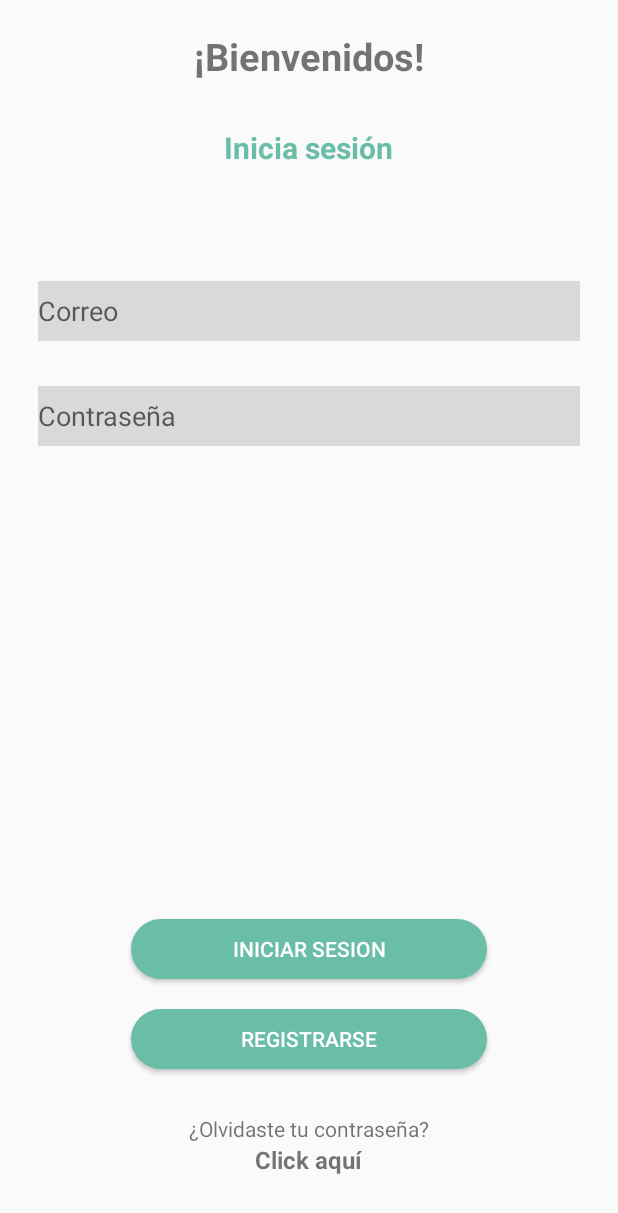
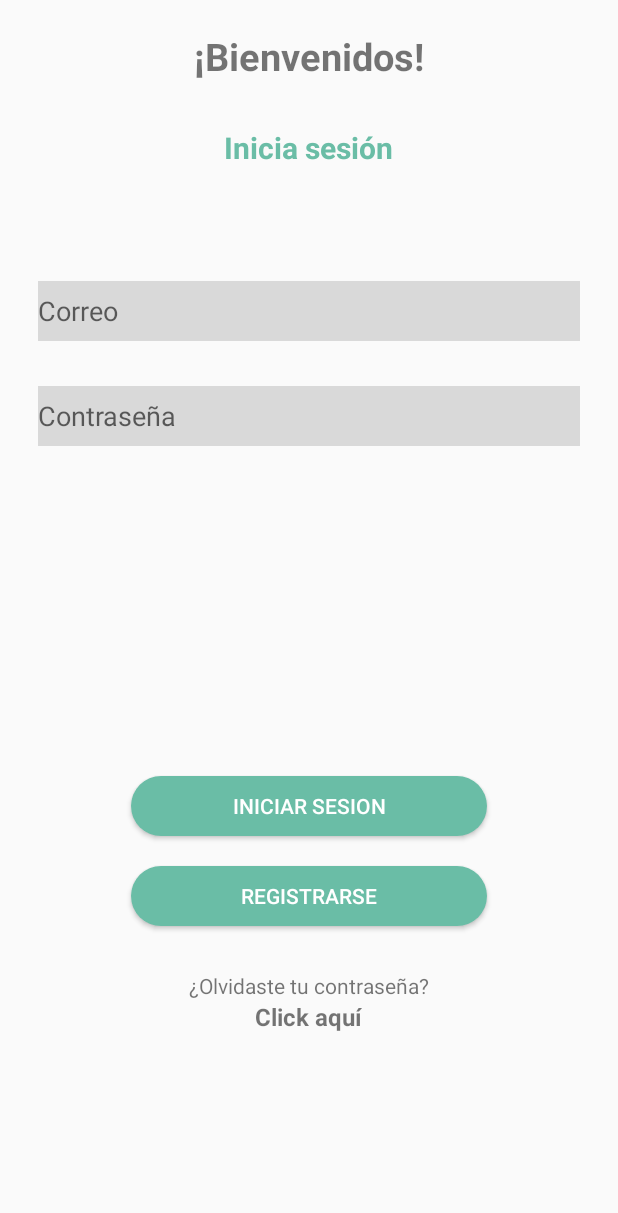
Before and after one commit to 9Michell24/ProyectoFinalEq5, an Android app: the screen it shows after launch (LoginActivity), on a phone screen of 412 x 824 dp. Shown: the top 1213 px of the screen. Run offline under Robolectric (Android 15) with nearby library versions, the phone set to English and light mode, and no system bars.

Commit message:
View que separaba el titulo de los botones, ha sido eliminado y reemplazado por una opción mejor

```diff
--- a/GestionInventarios/app/src/main/res/layout/activity_login.xml
+++ b/GestionInventarios/app/src/main/res/layout/activity_login.xml
@@ -47,20 +47,12 @@
         android:hint="Contraseña"
         android:background="@color/campos_texto"/>
 
-    <!-- El View es lo que vi para que el boton estuviera abajo
-         Si pones algo arriba de aqui no deberia de afectar
-         Si hay otra forma de que el boton este abajo puedes editar
-     -->
-    <View
-        android:layout_width="match_parent"
-        android:layout_height="0dp"
-        android:layout_weight="1" />
-
 
     <Button
         android:id="@+id/btnLogin"
         android:layout_width="237dp"
         android:layout_height="40dp"
+        android:layout_marginTop="220dp"
         android:layout_marginBottom="20dp"
         android:background="@drawable/round_button"
         android:backgroundTint="@color/primary1"
```
